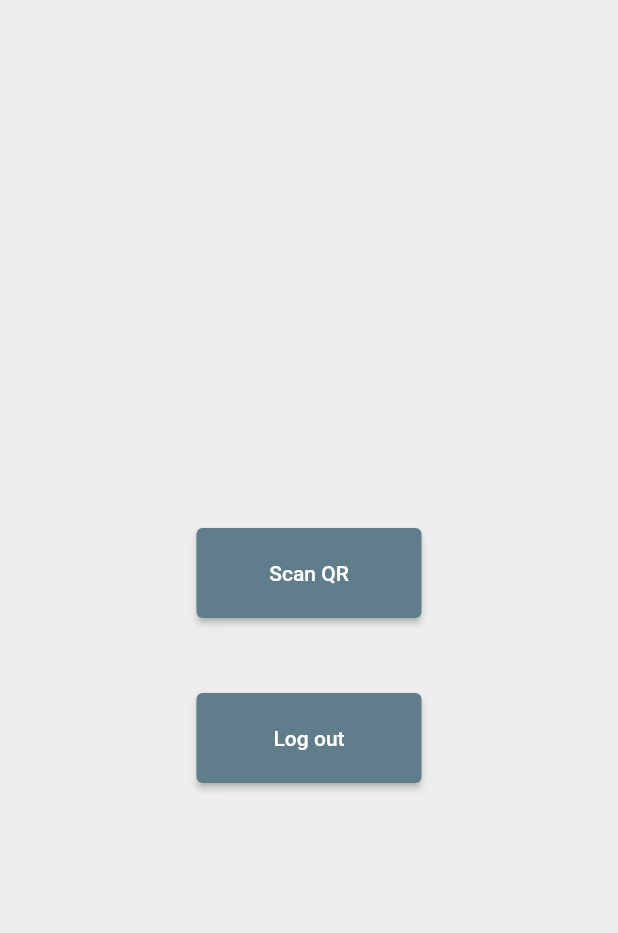
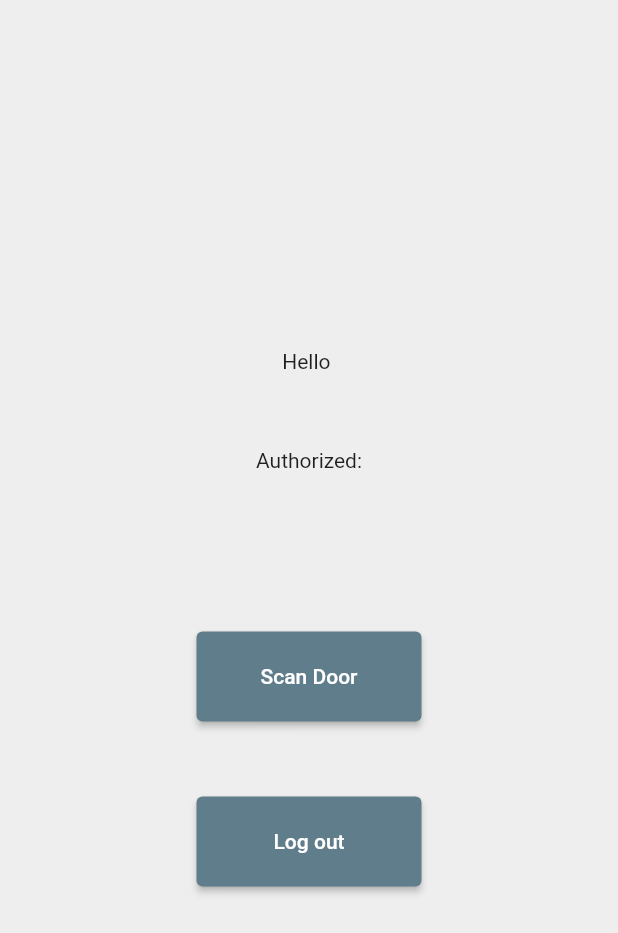
Before and after one commit to AmitTzah/Badge_AI, a Flutter app: the HomeScreen screen opened by its route, on a phone screen of 412 x 824 dp. Shown: the top 933 px of the screen. Run offline on Flutter 3.47's test engine with Material 2 defaults, Android fonts, the phone set to English and light mode, and no system bars; our stand-ins replace cloud_firestore, firebase_auth, firebase_core, firebase_database, google_fonts, local_auth and 1 more; missing offline and left inert: flutter_barcode_scanner; accounts and stored records are empty.

Commit message:
Added info on home

```diff
--- a/lib/pages/home.dart
+++ b/lib/pages/home.dart
@@ -9,7 +9,10 @@ import 'package:local_auth/local_auth.dart';
 import 'dart:async';
 
 class HomeScreen extends StatefulWidget {
-  HomeScreen({Key? key}) : super(key: key);
+  final String fullname;
+  final String doors;
+  HomeScreen({Key? key, required this.fullname, required this.doors})
+      : super(key: key);
   final DatabaseReference db = FirebaseDatabase.instance.ref();
 
   @override
@@ -22,6 +25,8 @@ _signOut() async {
 }
 
 class _HomeScreenState extends State<HomeScreen> {
+  final _firebaseAuth = FirebaseAuth.instance;
+  String uid = '';
   String _scanBarcode = 'Unknown';
   int scannedRes = 0;
   bool needLocalAuth = false;
@@ -39,17 +44,15 @@ class _HomeScreenState extends State<HomeScreen> {
   }
 
   Future<void> checkUserAuth() async {
-    final _firebaseAuth = FirebaseAuth.instance;
-    final String uid = _firebaseAuth.currentUser!.uid;
     int res = 0;
+    uid = _firebaseAuth.currentUser!.uid;
     bool needAuth = false;
     bool isLocked = false;
     var collection = FirebaseFirestore.instance.collection('users');
     var docSnapshot = await collection.doc(uid).get();
     if (docSnapshot.exists) {
       Map<String, dynamic>? data = docSnapshot.data();
-      //res = data?[_scanBarcode]; // <-- The value you want to retrieve.
-      if (data?[_scanBarcode] == 1) {
+      if (data?[_scanBarcode] == true) {
         res = 1;
       }
     }
@@ -132,15 +135,19 @@ class _HomeScreenState extends State<HomeScreen> {
         child: Column(
           mainAxisAlignment: MainAxisAlignment.center,
           children: [
-            //const Text('You have logged in Successfuly'),
+            Text('Hello ${widget.fullname}'),
             const SizedBox(height: 50),
+            const Text('Authorized:'),
+            const SizedBox(height: 20),
+            Text(widget.doors),
+            const SizedBox(height: 70),
             SizedBox(
               height: 60,
               width: 150,
               child: ElevatedButton(
                   clipBehavior: Clip.hardEdge,
                   child: const Center(
-                    child: Text('Scan QR'),
+                    child: Text('Scan Door'),
                   ),
                   onPressed: () async {
                     await scanQR();
@@ -196,7 +203,7 @@ class _HomeScreenState extends State<HomeScreen> {
                         await widget.db.child(open).set(2);
                         ScaffoldMessenger.of(context).showSnackBar(
                           SnackBar(
-                            backgroundColor: Colors.red,
+                            backgroundColor: Colors.orange,
                             content: Padding(
                               padding: const EdgeInsets.all(8.0),
                               child: Text('Door Locked  $_scanBarcode'),
--- a/lib/routes/routes.dart
+++ b/lib/routes/routes.dart
@@ -13,17 +13,17 @@ class RouteManager {
     switch (settings.name) {
       case login:
         return MaterialPageRoute(
-          builder: (context) => LoginScreen(),
+          builder: (context) => const LoginScreen(),
         );
 
       case register:
         return MaterialPageRoute(
-          builder: (context) => SignupScreen(),
+          builder: (context) => const SignupScreen(),
         );
 
       case homePage:
         return MaterialPageRoute(
-          builder: (context) => HomeScreen(),
+          builder: (context) => HomeScreen(fullname: fullname, doors: doors),
         );
 
       default:
```
Also changed, not shown: lib/pages/login.dart (+19 -3 lines), lib/pages/register.dart (+25 -3 lines).
